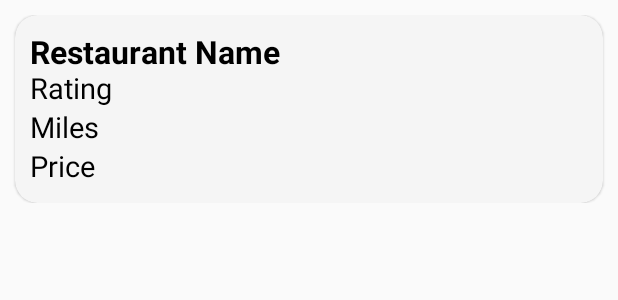
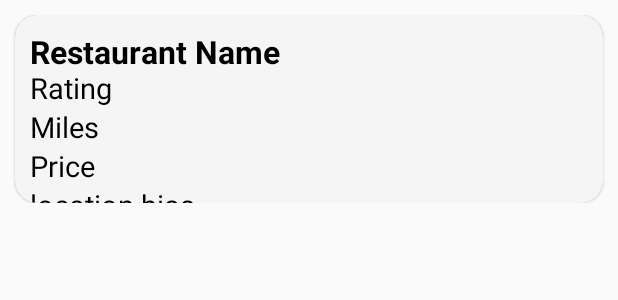
Before and after one commit to DanTFree/Eat-Quest, an Android app: the layout layout_list.xml on its own in the app's theme, with its tools: preview values and no code run, on a phone screen of 412 x 824 dp. Shown: the top 300 px of the screen. Run offline under Robolectric (Android 15) with nearby library versions, the phone set to English and light mode, and no system bars.

Commit message:
first commit

```diff
--- a/app/src/main/java/com/example/nearbyrestaurants/AppConfiguration.java
+++ b/app/src/main/java/com/example/nearbyrestaurants/AppConfiguration.java
@@ -16,7 +16,7 @@ public final class AppConfiguration {
     public static final String PHONE = "formatted_phone_number";
     public static final String PHOTO = "photo";
     public static final String PRICE = "price_level";
-   // public static final String LOCATION_BIAS = "locationbias";
+    public static final String LOCATION_BIAS = "locationbias";
 
     //public static final int PROXIMITY_RADIUS = 2000;
 }
--- a/app/src/main/res/layout/layout_list.xml
+++ b/app/src/main/res/layout/layout_list.xml
@@ -56,6 +56,12 @@
                     android:layout_height="wrap_content"
                     android:text="Price"
                     android:textSize="19sp" />
+                <TextView
+                    android:id="@+id/restaurant_locationbias"
+                    android:layout_width="wrap_content"
+                    android:layout_height="wrap_content"
+                    android:text="location bias"
+                    android:textSize="19sp" />
 
 
             </LinearLayout>
```
Also changed, not shown: app/src/main/java/com/example/nearbyrestaurants/MainActivity.java (+5 -2 lines), app/src/main/java/com/example/nearbyrestaurants/PlaceModels/PlaceData.java (+6 -4 lines), app/src/main/java/com/example/nearbyrestaurants/RecyclerViewAdapter.java (+4 -4 lines).
